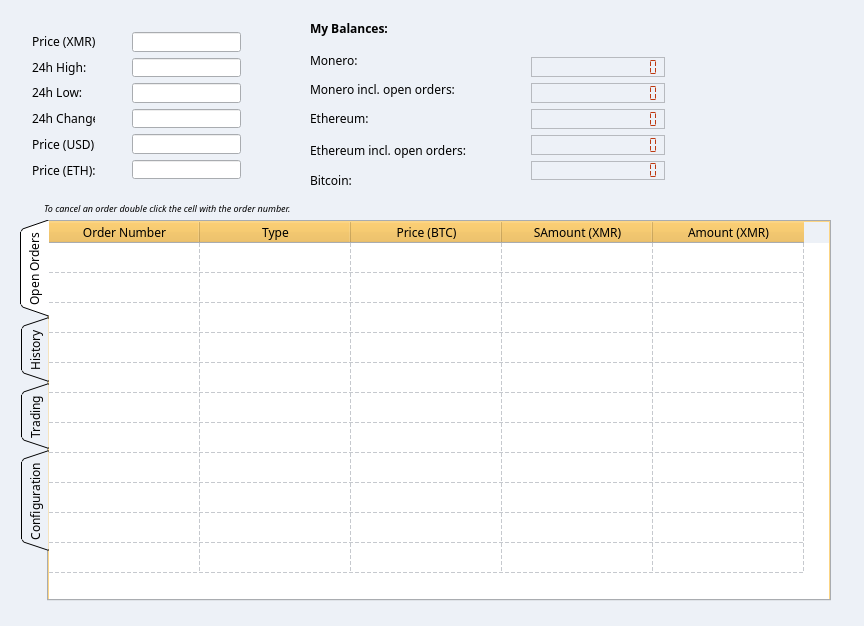
swalecko/PoloniexTradeGUI, file mainwindow.ui: the form before one commit.
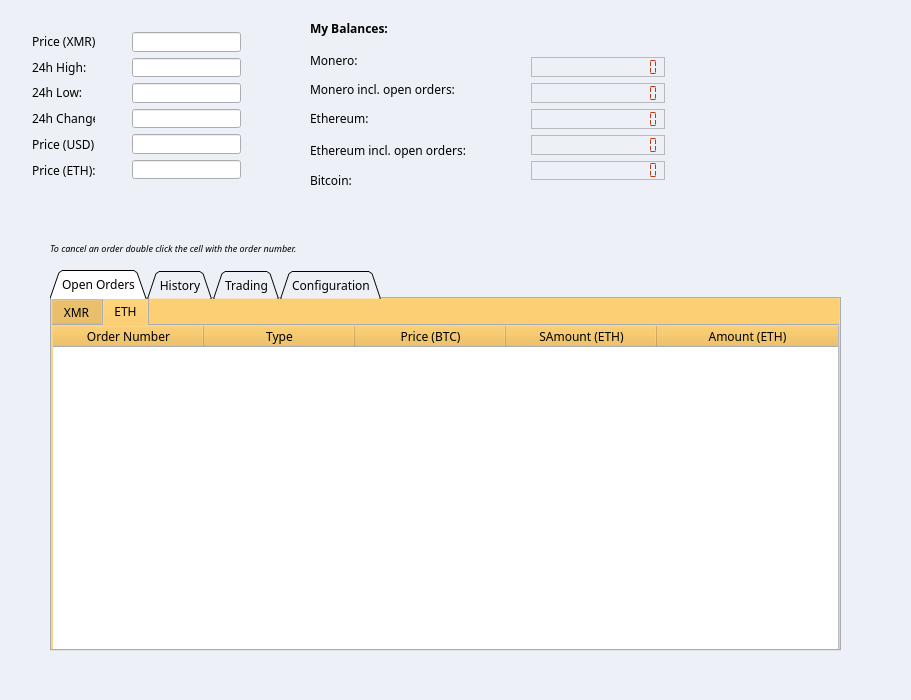
The form after the commit. The open tabs and pages were chosen to show the change.

Commit message: Added ETH tabs to the GUI + fixed the inital creating of OpenOrders rows

What changed in the file:
```diff
--- a/mainwindow.ui
+++ b/mainwindow.ui
@@ -6,8 +6,8 @@
    <rect>
     <x>0</x>
     <y>0</y>
-    <width>864</width>
-    <height>626</height>
+    <width>911</width>
+    <height>700</height>
    </rect>
   </property>
   <property name="palette">
@@ -180,9 +180,9 @@
    <widget class="QTabWidget" name="tabWidget">
     <property name="geometry">
      <rect>
-      <x>20</x>
-      <y>220</y>
-      <width>811</width>
+      <x>50</x>
+      <y>270</y>
+      <width>791</width>
       <height>381</height>
      </rect>
     </property>
@@ -374,7 +374,7 @@
      <enum>Qt::TabFocus</enum>
     </property>
     <property name="tabPosition">
-     <enum>QTabWidget::West</enum>
+     <enum>QTabWidget::North</enum>
     </property>
     <property name="tabShape">
      <enum>QTabWidget::Triangular</enum>
@@ -407,13 +407,29 @@
      <attribute name="title">
       <string>Open Orders</string>
      </attribute>
+     <widget class="QTabWidget" name="tabOO">
+      <property name="geometry">
+       <rect>
+        <x>-1</x>
+        <y>-2</y>
+        <width>791</width>
+        <height>361</height>
+       </rect>
+      </property>
+      <property name="currentIndex">
+       <number>0</number>
+      </property>
+      <widget class="QWidget" name="tabXMR">
+       <attribute name="title">
+        <string>XMR</string>
+       </attribute>
      <widget class="QTableWidget" name="OpenOrdersWidget">
       <property name="geometry">
        <rect>
         <x>-1</x>
         <y>-1</y>
-        <width>791</width>
-        <height>401</height>
+          <width>788</width>
+          <height>333</height>
        </rect>
       </property>
       <property name="sizePolicy">
@@ -499,67 +515,21 @@
       <property name="cornerButtonEnabled">
        <bool>true</bool>
       </property>
+        <property name="rowCount">
+         <number>0</number>
+        </property>
       <attribute name="horizontalHeaderDefaultSectionSize">
        <number>151</number>
       </attribute>
+        <attribute name="horizontalHeaderStretchLastSection">
+         <bool>true</bool>
+        </attribute>
       <attribute name="verticalHeaderVisible">
        <bool>false</bool>
       </attribute>
-      <row>
-       <property name="text">
-        <string/>
-       </property>
-      </row>
-      <row>
-       <property name="text">
-        <string/>
-       </property>
-      </row>
-      <row>
-       <property name="text">
-        <string/>
-       </property>
-      </row>
-      <row>
-       <property name="text">
-        <string/>
-       </property>
-      </row>
-      <row>
-       <property name="text">
-        <string/>
-       </property>
-      </row>
-      <row>
-       <property name="text">
-        <string/>
-       </property>
-      </row>
-      <row>
-       <property name="text">
-        <string/>
-       </property>
-      </row>
-      <row>
-       <property name="text">
-        <string/>
-       </property>
-      </row>
-      <row>
-       <property name="text">
-        <string/>
-       </property>
-      </row>
-      <row>
-       <property name="text">
-        <string/>
-       </property>
-      </row>
-      <row>
-       <property name="text">
-        <string/>
-       </property>
-      </row>
+        <attribute name="verticalHeaderStretchLastSection">
+         <bool>false</bool>
+        </attribute>
       <column>
        <property name="text">
         <string>Order Number</string>
@@ -610,103 +580,168 @@
         </font>
        </property>
       </column>
-      <item row="0" column="0">
-       <property name="text">
-        <string/>
-       </property>
-       <property name="textAlignment">
-        <set>AlignCenter</set>
-       </property>
-       <property name="background">
-        <brush brushstyle="NoBrush">
+       </widget>
+      </widget>
+      <widget class="QWidget" name="tabETH">
+       <attribute name="title">
+        <string>ETH</string>
+       </attribute>
+       <widget class="QTableWidget" name="OpenOrdersWidgetETH">
+        <property name="geometry">
+         <rect>
+          <x>-1</x>
+          <y>-1</y>
+          <width>787</width>
+          <height>333</height>
+         </rect>
+        </property>
+        <property name="sizePolicy">
+         <sizepolicy hsizetype="Expanding" vsizetype="Expanding">
+          <horstretch>0</horstretch>
+          <verstretch>0</verstretch>
+         </sizepolicy>
+        </property>
+        <property name="palette">
+         <palette>
+          <active>
+           <colorrole role="Light">
+            <brush brushstyle="SolidPattern">
          <color alpha="255">
-          <red>255</red>
-          <green>255</green>
+              <red>150</red>
+              <green>101</green>
           <blue>255</blue>
          </color>
         </brush>
-       </property>
-      </item>
-      <item row="0" column="1">
-       <property name="text">
-        <string/>
-       </property>
-       <property name="textAlignment">
-        <set>AlignCenter</set>
-       </property>
-      </item>
-      <item row="0" column="2">
-       <property name="text">
-        <string/>
-       </property>
-       <property name="textAlignment">
-        <set>AlignCenter</set>
-       </property>
-      </item>
-      <item row="0" column="3">
-       <property name="text">
-        <string/>
-       </property>
-       <property name="textAlignment">
-        <set>AlignCenter</set>
-       </property>
-      </item>
-      <item row="0" column="4">
-       <property name="text">
-        <string/>
-       </property>
-       <property name="textAlignment">
-        <set>AlignCenter</set>
-       </property>
-      </item>
-      <item row="1" column="0">
-       <property name="text">
-        <string/>
-       </property>
-       <property name="textAlignment">
-        <set>AlignCenter</set>
-       </property>
-      </item>
-      <item row="1" column="1">
+           </colorrole>
+          </active>
+          <inactive>
+           <colorrole role="Light">
+            <brush brushstyle="SolidPattern">
+             <color alpha="255">
+              <red>150</red>
+              <green>101</green>
+              <blue>255</blue>
+             </color>
+            </brush>
+           </colorrole>
+          </inactive>
+          <disabled>
+           <colorrole role="Light">
+            <brush brushstyle="SolidPattern">
+             <color alpha="255">
+              <red>150</red>
+              <green>101</green>
+              <blue>255</blue>
+             </color>
+            </brush>
+           </colorrole>
+          </disabled>
+         </palette>
+        </property>
+        <property name="font">
+         <font>
+          <family>Century Gothic</family>
+          <weight>50</weight>
+          <bold>false</bold>
+         </font>
+        </property>
+        <property name="layoutDirection">
+         <enum>Qt::LeftToRight</enum>
+        </property>
+        <property name="autoFillBackground">
+         <bool>false</bool>
+        </property>
+        <property name="frameShape">
+         <enum>QFrame::StyledPanel</enum>
+        </property>
+        <property name="frameShadow">
+         <enum>QFrame::Sunken</enum>
+        </property>
+        <property name="lineWidth">
+         <number>1</number>
+        </property>
+        <property name="editTriggers">
+         <set>QAbstractItemView::AnyKeyPressed|QAbstractItemView::EditKeyPressed</set>
+        </property>
+        <property name="alternatingRowColors">
+         <bool>false</bool>
+        </property>
+        <property name="textElideMode">
+         <enum>Qt::ElideLeft</enum>
+        </property>
+        <property name="showGrid">
+         <bool>true</bool>
+        </property>
+        <property name="gridStyle">
+         <enum>Qt::DashLine</enum>
+        </property>
+        <property name="cornerButtonEnabled">
+         <bool>true</bool>
+        </property>
+        <property name="rowCount">
+         <number>0</number>
+        </property>
+        <attribute name="horizontalHeaderDefaultSectionSize">
+         <number>151</number>
+        </attribute>
+        <attribute name="horizontalHeaderStretchLastSection">
+         <bool>true</bool>
+        </attribute>
+        <attribute name="verticalHeaderVisible">
+         <bool>false</bool>
+        </attribute>
+        <column>
        <property name="text">
-        <string/>
-       </property>
-       <property name="textAlignment">
-        <set>AlignCenter</set>
-       </property>
-      </item>
-      <item row="1" column="2">
+          <string>Order Number</string>
+         </property>
+         <property name="font">
+          <font>
+           <family>Century Gothic</family>
+          </font>
+         </property>
+        </column>
+        <column>
        <property name="text">
-        <string/>
-       </property>
-       <property name="textAlignment">
-        <set>AlignCenter</set>
-       </property>
-      </item>
-      <item row="1" column="3">
+          <string>Type</string>
+         </property>
+         <property name="font">
+          <font>
+           <family>Century Gothic</family>
+          </font>
+         </property>
+        </column>
+        <column>
        <property name="text">
-        <string/>
-       </property>
-       <property name="textAlignment">
-        <set>AlignCenter</set>
-       </property>
-      </item>
-      <item row="1" column="4">
+          <string>Price (BTC)</string>
+         </property>
+         <property name="font">
+          <font>
+           <family>Century Gothic</family>
+          </font>
+         </property>
+        </column>
+        <column>
        <property name="text">
-        <string/>
-       </property>
-       <property name="textAlignment">
-        <set>AlignCenter</set>
-       </property>
-      </item>
-      <item row="4" column="2">
+          <string>SAmount (ETH)</string>
+         </property>
+         <property name="font">
+          <font>
+           <family>Century Gothic</family>
+          </font>
+         </property>
+        </column>
+        <column>
        <property name="text">
-        <string/>
-       </property>
-       <property name="textAlignment">
-        <set>AlignCenter</set>
-       </property>
-      </item>
+          <string>Amount (ETH)</string>
+         </property>
+         <property name="font">
+          <font>
+           <family>Century Gothic</family>
+          </font>
+         </property>
+        </column>
+       </widget>
+      </widget>
      </widget>
     </widget>
     <widget class="QWidget" name="History">
@@ -2118,8 +2153,8 @@
    <widget class="QLabel" name="lblCancelOrderInfo">
     <property name="geometry">
      <rect>
-      <x>44</x>
-      <y>200</y>
+      <x>50</x>
+      <y>240</y>
       <width>501</width>
       <height>16</height>
      </rect>
```
Left out of the diff: 454 changed lines with no effect on the pictures. Lines whose indentation alone changed are shown as unchanged. The commit also changes 5 other files.
